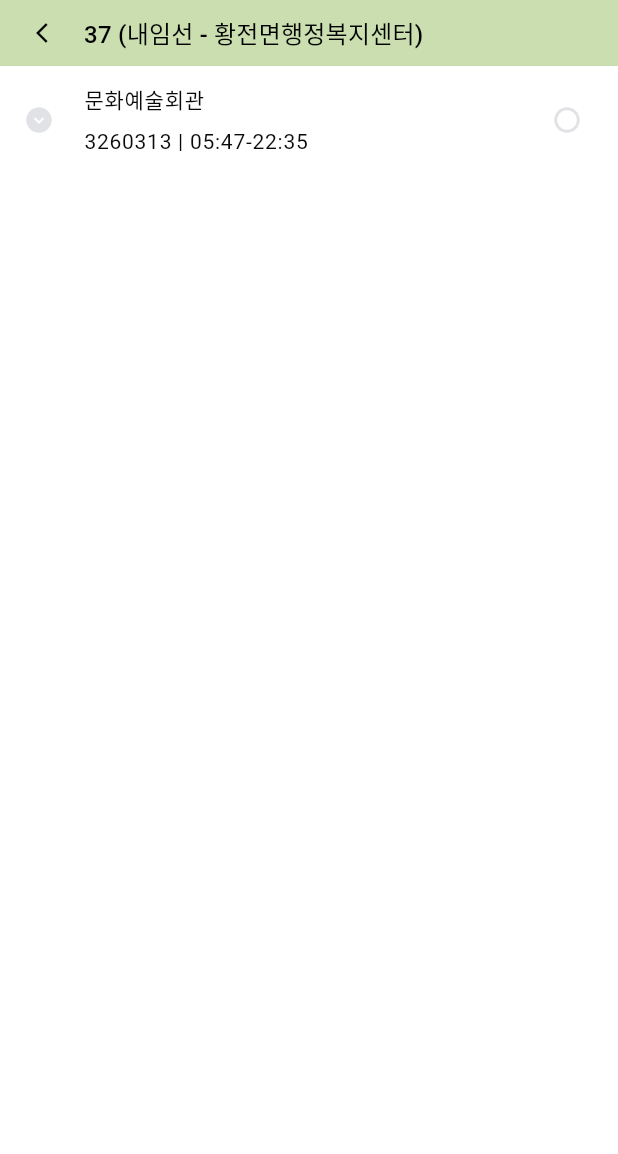
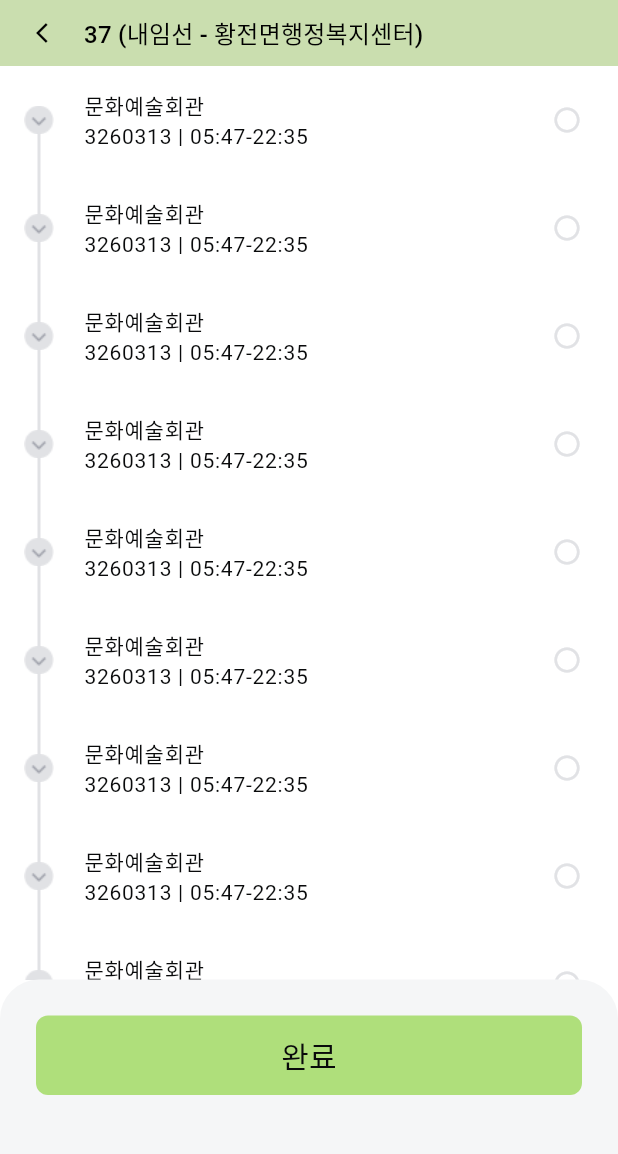
Before and after one commit to phuc97405/demo_flu, a Flutter app: the Station screen opened by its route, on a phone screen of 412 x 824 dp, the part 75-1229 px from its top. Run offline on Flutter 3.47's test engine with Material 3 defaults, Android fonts, the phone set to English and light mode, and no system bars; our stand-ins replace google_fonts.

Commit message:
add ui station

```diff
--- a/lib/station.dart
+++ b/lib/station.dart
@@ -8,9 +8,13 @@ class Station extends StatefulWidget {
 }
 
 class _StationState extends State<Station> {
+  int indexItemSelected = -1;
+  List listStation = [1, 2, 3, 4, 5, 6, 7, 8, 9, 10, 11, 12, 13];
+
   @override
   Widget build(BuildContext context) {
     return Scaffold(
+        resizeToAvoidBottomInset: false, // set it to false
         appBar: AppBar(
             leadingWidth: 54,
             toolbarHeight: 50,
@@ -36,10 +40,13 @@ class _StationState extends State<Station> {
                 ),
               )
             ]),
-        body: Center(
+        body: SafeArea(
+          bottom: false,
+          // maintainBottomViewPadding: true,
+          child: Center(
               child: Column(children: [
             GestureDetector(
-            onTap: () => {},
+              onTap: () => Navigator.pop(context, "Data Return"),
               child: Container(
                 height: 44,
                 padding: const EdgeInsets.only(left: 24),
@@ -61,13 +68,39 @@ class _StationState extends State<Station> {
                 ),
               ),
             ),
-          SizedBox(
-            child: Stack(children: [
+            Expanded(
+              child: SingleChildScrollView(
+                child: Column(
+                    children: List.generate(
+                  listStation.length,
+                  (index) => Stack(clipBehavior: Clip.none, children: [
+                    Positioned(
+                        left: 25,
+                        top: 40,
+                        child: Container(
+                          width: 20,
+                          height: index < listStation.length - 1 ? 60 : 0,
+                          decoration: BoxDecoration(
+                              border: Border(
+                                  left: BorderSide(
+                                      color: index > indexItemSelected &&
+                                              indexItemSelected > -1
+                                          ? const Color(0xffAFDF7B)
+                                          : const Color(0xffE1E2E5),
+                                      width: 2))),
+                        )),
                     ListTile(
-                leading: const Icon(
-                  Icons.expand_circle_down_rounded,
-                  size: 20,
-                  color: Color(0xffE1E2E5),
+                      onTap: () {
+                        setState(() {
+                          indexItemSelected = index;
+                        });
+                      },
+                      leading: Image.asset(
+                        index == indexItemSelected
+                            ? 'lib/images/ic_station_green.png'
+                            : 'lib/images/ic_station.png',
+                        fit: BoxFit.contain,
+                        width: 20,
                       ),
                       title: Text(
                         '문화예술회관',
@@ -77,22 +110,48 @@ class _StationState extends State<Station> {
                         '3260313 | 05:47-22:35',
                         style: Theme.of(context).textTheme.labelMedium,
                       ),
-                trailing: const Icon(
+                      trailing: index == indexItemSelected
+                          ? Image.asset(
+                              'lib/images/ic_dot_border.png',
+                              fit: BoxFit.contain,
+                              width: 20,
+                            )
+                          : const Icon(
                               Icons.circle_outlined,
                               size: 20,
                               color: Color(0xffE1E2E5),
                             ),
                     ),
-              const Positioned(
-                  left: 24,
-                  top: 20,
-                  child: VerticalDivider(
-                    width: 20,
-                    thickness: 20,
-                    color: Colors.black,
-                  ))
                   ]),
+                )),
               ),
-        ])));
+            ),
+            Container(
+              // height: 119,
+              width: double.infinity,
+              padding: const EdgeInsets.only(
+                  left: 24, right: 24, top: 24, bottom: 44),
+              decoration: const BoxDecoration(
+                  color: Color(0xffF5F6F7),
+                  borderRadius: BorderRadius.only(
+                      topLeft: Radius.circular(26),
+                      topRight: Radius.circular(26))),
+              child: GestureDetector(
+                onTap: () => Navigator.pop(context, "Data Return"),
+                child: Container(
+                    width: double.infinity,
+                    decoration: const BoxDecoration(
+                        color: Color(0xffAFDF7B),
+                        borderRadius: BorderRadius.all(Radius.circular(8))),
+                    padding: const EdgeInsets.symmetric(vertical: 12),
+                    child: Text(
+                      '완료',
+                      textAlign: TextAlign.center,
+                      style: Theme.of(context).textTheme.labelLarge,
+                    )),
+              ),
+            )
+          ])),
+        ));
   }
 }
```
Also changed, not shown: lib/main.dart (+51 -17 lines), lib/images/ic_detail_active.png (added), lib/images/ic_dot_border.png (added), lib/images/ic_station.png (added), lib/images/ic_station_green.png (added). Lines whose indentation alone changed are shown as unchanged.
